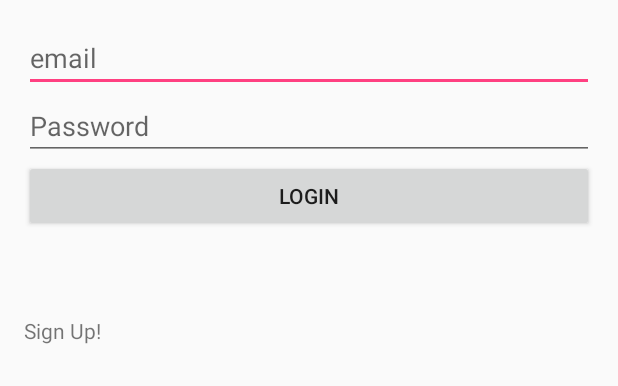
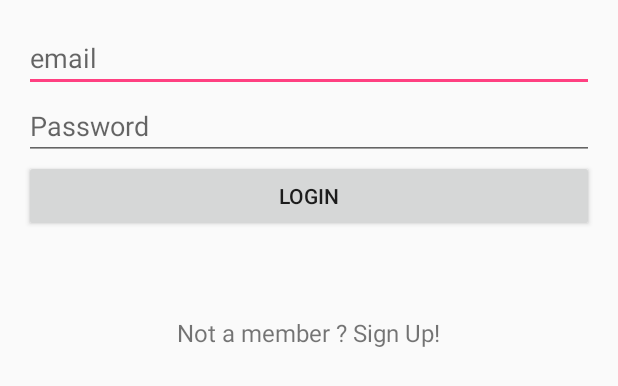
Before and after one commit to suryachintu/Ribbit, an Android app: the layout content_login.xml on its own in the app's theme, with its tools: preview values and no code run, on a phone screen of 412 x 824 dp. Shown: the top 386 px of the screen. Run offline under Robolectric (Android 15) with nearby library versions, the phone set to English and light mode, and no system bars.

Commit message:
Add progressbar,resolved bug in starting main activity

```diff
--- a/app/src/main/res/layout/content_login.xml
+++ b/app/src/main/res/layout/content_login.xml
@@ -43,5 +43,14 @@
         android:layout_height="wrap_content"
         android:text="@string/sign_up_text"
         android:id="@+id/signUpText"
-        android:layout_marginTop="56dp"/>
+        android:layout_gravity="center_horizontal"
+        android:layout_marginTop="56dp"
+        android:textSize="16sp"/>
+
+    <ProgressBar
+        android:layout_width="wrap_content"
+        android:layout_height="wrap_content"
+        android:visibility="invisible"
+        android:id="@+id/pg_bar"
+        android:layout_gravity="center_horizontal"/>
 </LinearLayout>
--- a/app/src/main/res/menu/menu_main.xml
+++ b/app/src/main/res/menu/menu_main.xml
@@ -3,8 +3,8 @@
       xmlns:tools="http://schemas.android.com/tools"
       tools:context="com.example.android.ribbit.MainActivity">
     <item
-        android:id="@+id/action_settings"
+        android:id="@+id/action_logout"
         android:orderInCategory="100"
-        android:title="@string/action_settings"
+        android:title="@string/action_logout"
         app:showAsAction="never"/>
 </menu>
--- a/app/src/main/res/values/strings.xml
+++ b/app/src/main/res/values/strings.xml
@@ -6,11 +6,12 @@
     <string name="username_hint">Username</string>
     <string name="password_hint">Password</string>
     <string name="login_button_label">Login</string>
-    <string name="sign_up_text">Sign Up!</string>
+    <string name="sign_up_text">Not a member ? Sign Up!</string>
     <string name="title_activity_sign_up">SignUpActivity</string>
     <string name="sign_up_button_label">Sign Up</string>
     <string name="email_hint">email</string>
     <string name="sign_up_error_message">Wrong Credentials...</string>
     <string name="sign_up_error_title">Oops...!</string>
     <string name="ok">OK</string>
+    <string name="action_logout">Logout</string>
 </resources>
```
Also changed, not shown: app/src/main/java/com/example/android/ribbit/LoginActivity.java (+12 -2 lines), app/src/main/java/com/example/android/ribbit/MainActivity.java (+21 -7 lines), app/src/main/java/com/example/android/ribbit/SignUpActivity.java (+25 -14 lines), app/src/main/res/layout/content_sign_up.xml (+8 -0 lines).
